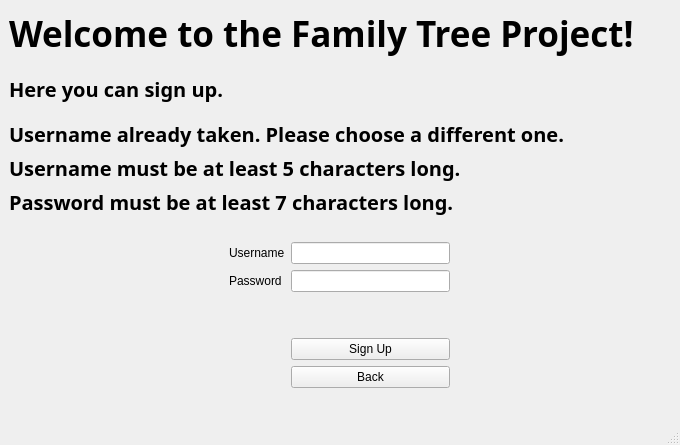
Old version of the form FamilyTree/src/gui/mainwindow.ui in the repository moumitahmad/Stammbaum.
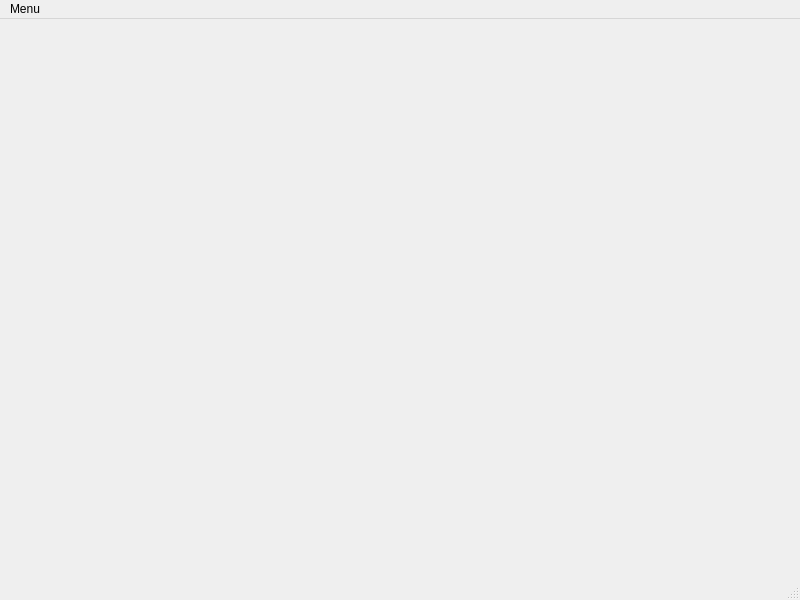
New version of the form.

Commit message: debug problem, rename main-userWindow

What changed in the file:
```diff
--- a/FamilyTree/src/gui/mainwindow.ui
+++ b/FamilyTree/src/gui/mainwindow.ui
@@ -6,8 +6,8 @@
    <rect>
     <x>0</x>
     <y>0</y>
-    <width>680</width>
-    <height>445</height>
+    <width>800</width>
+    <height>600</height>
    </rect>
   </property>
   <property name="windowTitle">
@@ -16,520 +16,36 @@
   <widget class="QWidget" name="centralwidget">
    <layout class="QGridLayout" name="gridLayout_2">
     <item row="0" column="0">
-     <widget class="QStackedWidget" name="stackedWidget">
-      <property name="currentIndex">
-       <number>1</number>
-      </property>
-      <widget class="QWidget" name="loginPage">
-       <widget class="QWidget" name="layoutWidget">
-        <property name="geometry">
-         <rect>
-          <x>0</x>
-          <y>0</y>
-          <width>661</width>
-          <height>390</height>
-         </rect>
+     <layout class="QGridLayout" name="gridLayout">
+      <item row="0" column="0">
+       <widget class="QStackedWidget" name="stackedWidget">
+        <property name="currentIndex">
+         <number>2</number>
         </property>
-        <layout class="QVBoxLayout" name="verticalLayout_5">
-         <item>
-          <layout class="QHBoxLayout" name="horizontalLayout_7">
-           <item>
-            <widget class="QLabel" name="welcomeLabel">
-             <property name="maximumSize">
-              <size>
-               <width>16777215</width>
-               <height>90</height>
-              </size>
-             </property>
-             <property name="font">
-              <font>
-               <family>Sawasdee</family>
-               <pointsize>26</pointsize>
-               <weight>75</weight>
-               <bold>true</bold>
-              </font>
-             </property>
-             <property name="text">
-              <string>Welcome to the Family Tree Project!</string>
-             </property>
-            </widget>
-           </item>
-          </layout>
-         </item>
-         <item>
-          <widget class="QLabel" name="loginLabel">
-           <property name="sizePolicy">
-            <sizepolicy hsizetype="Minimum" vsizetype="Minimum">
-             <horstretch>0</horstretch>
-             <verstretch>0</verstretch>
-            </sizepolicy>
-           </property>
-           <property name="minimumSize">
-            <size>
-             <width>100</width>
-             <height>50</height>
-            </size>
-           </property>
-           <property name="maximumSize">
-            <size>
-             <width>400</width>
-             <height>50</height>
-            </size>
-           </property>
-           <property name="font">
-            <font>
-             <family>Sawasdee</family>
-             <pointsize>15</pointsize>
-             <weight>75</weight>
-             <bold>true</bold>
-            </font>
-           </property>
-           <property name="text">
-            <string>Log in to access your family tree.</string>
-           </property>
-          </widget>
-         </item>
-         <item>
-          <widget class="QLabel" name="errorLabelLogin">
-           <property name="sizePolicy">
-            <sizepolicy hsizetype="Maximum" vsizetype="Preferred">
-             <horstretch>0</horstretch>
-             <verstretch>0</verstretch>
-            </sizepolicy>
-           </property>
-           <property name="font">
-            <font>
-             <family>Sawasdee</family>
-             <pointsize>15</pointsize>
-             <weight>75</weight>
-             <bold>true</bold>
-            </font>
-           </property>
-           <property name="text">
-            <string>No user found with this data. Please try again.</string>
-           </property>
-          </widget>
-         </item>
-         <item>
-          <widget class="QLabel" name="accountCreatedLabel">
-           <property name="sizePolicy">
-            <sizepolicy hsizetype="Maximum" vsizetype="Preferred">
-             <horstretch>0</horstretch>
-             <verstretch>0</verstretch>
-            </sizepolicy>
-           </property>
-           <property name="font">
-            <font>
-             <family>Sawasdee</family>
-             <pointsize>15</pointsize>
-             <weight>75</weight>
-             <bold>true</bold>
-            </font>
-           </property>
-           <property name="text">
-            <string>Account successfully created! Please log in.</string>
-           </property>
-          </widget>
-         </item>
-         <item>
-          <widget class="QLabel" name="placeholder">
-           <property name="sizePolicy">
-            <sizepolicy hsizetype="Maximum" vsizetype="Preferred">
-             <horstretch>0</horstretch>
-             <verstretch>0</verstretch>
-            </sizepolicy>
-           </property>
-           <property name="font">
-            <font>
-             <family>Sawasdee</family>
-             <pointsize>15</pointsize>
-             <weight>75</weight>
-             <bold>true</bold>
-            </font>
-           </property>
-           <property name="text">
-            <string>Placeholder for symmetry</string>
-           </property>
-          </widget>
-         </item>
-         <item>
-          <spacer name="verticalSpacer_2">
-           <property name="orientation">
-            <enum>Qt::Vertical</enum>
-           </property>
-           <property name="sizeType">
-            <enum>QSizePolicy::Fixed</enum>
-           </property>
-           <property name="sizeHint" stdset="0">
-            <size>
-             <width>20</width>
-             <height>20</height>
-            </size>
-           </property>
-          </spacer>
-         </item>
-         <item>
-          <layout class="QHBoxLayout" name="horizontalLayout_5">
-           <item>
-            <spacer name="horizontalSpacer_4">
-             <property name="orientation">
-              <enum>Qt::Horizontal</enum>
-             </property>
-             <property name="sizeHint" stdset="0">
-              <size>
-               <width>40</width>
-               <height>20</height>
-              </size>
-             </property>
-            </spacer>
-           </item>
-           <item>
-            <layout class="QGridLayout" name="gridLayout">
-             <item row="4" column="1">
-              <widget class="QPushButton" name="newUserButton">
-               <property name="text">
-                <string>Sign Up</string>
-               </property>
-              </widget>
-             </item>
-             <item row="2" column="1">
-              <spacer name="verticalSpacer_4">
-               <property name="orientation">
-                <enum>Qt::Vertical</enum>
-               </property>
-               <property name="sizeType">
-                <enum>QSizePolicy::Fixed</enum>
-               </property>
-               <property name="sizeHint" stdset="0">
-                <size>
-                 <width>20</width>
-                 <height>40</height>
-                </size>
-               </property>
-              </spacer>
-             </item>
-             <item row="0" column="0">
-              <widget class="QLabel" name="username">
-               <property name="sizePolicy">
-                <sizepolicy hsizetype="Fixed" vsizetype="Preferred">
-                 <horstretch>0</horstretch>
-                 <verstretch>0</verstretch>
-                </sizepolicy>
-               </property>
-               <property name="text">
-                <string>Username</string>
-               </property>
-              </widget>
-             </item>
-             <item row="1" column="0">
-              <widget class="QLabel" name="password">
-               <property name="text">
-                <string>Password</string>
-               </property>
-              </widget>
-             </item>
-             <item row="3" column="1">
-              <widget class="QPushButton" name="loginButton">
-               <property name="text">
-                <string>Login</string>
-               </property>
-              </widget>
-             </item>
-             <item row="0" column="1">
-              <widget class="QLineEdit" name="in_username"/>
-             </item>
-             <item row="1" column="1">
-              <widget class="QLineEdit" name="in_password"/>
-             </item>
-            </layout>
-           </item>
-           <item>
-            <spacer name="horizontalSpacer">
-             <property name="orientation">
-              <enum>Qt::Horizontal</enum>
-             </property>
-             <property name="sizeHint" stdset="0">
-              <size>
-               <width>40</width>
-               <height>20</height>
-              </size>
-             </property>
-            </spacer>
-           </item>
-          </layout>
-         </item>
-         <item>
-          <spacer name="verticalSpacer">
-           <property name="orientation">
-            <enum>Qt::Vertical</enum>
-           </property>
-           <property name="sizeHint" stdset="0">
-            <size>
-             <width>20</width>
-             <height>40</height>
-            </size>
-           </property>
-          </spacer>
-         </item>
-        </layout>
+        <widget class="QWidget" name="HomePage">
+         <layout class="QFormLayout" name="formLayout_2">
+          <item row="0" column="0">
+           <layout class="QFormLayout" name="formLayout"/>
+          </item>
+         </layout>
+        </widget>
+        <widget class="QWidget" name="ViewFamily">
+         <layout class="QFormLayout" name="formLayout_4">
+          <item row="0" column="0">
+           <layout class="QFormLayout" name="formLayout_3"/>
+          </item>
+         </layout>
+        </widget>
+        <widget class="QWidget" name="EditFamily">
+         <layout class="QFormLayout" name="formLayout_6">
+          <item row="0" column="0">
+           <layout class="QFormLayout" name="formLayout_5"/>
+          </item>
+         </layout>
+        </widget>
        </widget>
-      </widget>
-      <widget class="QWidget" name="createNewUserPage">
-       <widget class="QWidget" name="layoutWidget">
-        <property name="geometry">
-         <rect>
-          <x>0</x>
-          <y>0</y>
-          <width>661</width>
-          <height>390</height>
-         </rect>
-        </property>
-        <layout class="QVBoxLayout" name="verticalLayout_7">
-         <item>
-          <layout class="QHBoxLayout" name="horizontalLayout_9">
-           <item>
-            <widget class="QLabel" name="welcomeLabel_1">
-             <property name="maximumSize">
-              <size>
-               <width>16777215</width>
-               <height>90</height>
-              </size>
-             </property>
-             <property name="font">
-              <font>
-               <family>Sawasdee</family>
-               <pointsize>26</pointsize>
-               <weight>75</weight>
-               <bold>true</bold>
-              </font>
-             </property>
-             <property name="text">
-              <string>Welcome to the Family Tree Project!</string>
-             </property>
-            </widget>
-           </item>
-          </layout>
-         </item>
-         <item>
-          <widget class="QLabel" name="signUpLabel">
-           <property name="sizePolicy">
-            <sizepolicy hsizetype="Minimum" vsizetype="Minimum">
-             <horstretch>0</horstretch>
-             <verstretch>0</verstretch>
-            </sizepolicy>
-           </property>
-           <property name="minimumSize">
-            <size>
-             <width>100</width>
-             <height>50</height>
-            </size>
-           </property>
-           <property name="maximumSize">
-            <size>
-             <width>400</width>
-             <height>50</height>
-            </size>
-           </property>
-           <property name="font">
-            <font>
-             <family>Sawasdee</family>
-             <pointsize>15</pointsize>
-             <weight>75</weight>
-             <bold>true</bold>
-            </font>
-           </property>
-           <property name="text">
-            <string>Here you can sign up.</string>
-           </property>
-          </widget>
-         </item>
-         <item>
-          <widget class="QLabel" name="errorLabelNameTaken">
-           <property name="sizePolicy">
-            <sizepolicy hsizetype="Maximum" vsizetype="Preferred">
-             <horstretch>0</horstretch>
-             <verstretch>0</verstretch>
-            </sizepolicy>
-           </property>
-           <property name="font">
-            <font>
-             <family>Sawasdee</family>
-             <pointsize>15</pointsize>
-             <weight>75</weight>
-             <bold>true</bold>
-            </font>
-           </property>
-           <property name="text">
-            <string>Username already taken. Please choose a different one.</string>
-           </property>
-          </widget>
-         </item>
-         <item>
-          <widget class="QLabel" name="errorLabelNameNotValid">
-           <property name="sizePolicy">
-            <sizepolicy hsizetype="Maximum" vsizetype="Preferred">
-             <horstretch>0</horstretch>
-             <verstretch>0</verstretch>
-            </sizepolicy>
-           </property>
-           <property name="font">
-            <font>
-             <family>Sawasdee</family>
-             <pointsize>15</pointsize>
-             <weight>75</weight>
-             <bold>true</bold>
-            </font>
-           </property>
-           <property name="text">
-            <string>Username must be at least 5 characters long.</string>
-           </property>
-          </widget>
-         </item>
-         <item>
-          <widget class="QLabel" name="errorLabelPasswordNotValid">
-           <property name="sizePolicy">
-            <sizepolicy hsizetype="Maximum" vsizetype="Preferred">
-             <horstretch>0</horstretch>
-             <verstretch>0</verstretch>
-            </sizepolicy>
-           </property>
-           <property name="font">
-            <font>
-             <family>Sawasdee</family>
-             <pointsize>15</pointsize>
-             <weight>75</weight>
-             <bold>true</bold>
-            </font>
-           </property>
-           <property name="text">
-            <string>Password must be at least 7 characters long.</string>
-           </property>
-          </widget>
-         </item>
-         <item>
-          <spacer name="verticalSpacer_7">
-           <property name="orientation">
-            <enum>Qt::Vertical</enum>
-           </property>
-           <property name="sizeType">
-            <enum>QSizePolicy::Fixed</enum>
-           </property>
-           <property name="sizeHint" stdset="0">
-            <size>
-             <width>20</width>
-             <height>20</height>
-            </size>
-           </property>
-          </spacer>
-         </item>
-         <item>
-          <layout class="QHBoxLayout" name="horizontalLayout_10">
-           <item>
-            <spacer name="horizontalSpacer_6">
-             <property name="orientation">
-              <enum>Qt::Horizontal</enum>
-             </property>
-             <property name="sizeHint" stdset="0">
-              <size>
-               <width>40</width>
-               <height>20</height>
-              </size>
-             </property>
-            </spacer>
-           </item>
-           <item>
-            <layout class="QGridLayout" name="gridLayout_4">
-             <item row="1" column="0">
-              <widget class="QLabel" name="password_3">
-               <property name="text">
-                <string>Password</string>
-               </property>
-              </widget>
-             </item>
-             <item row="2" column="1">
-              <spacer name="verticalSpacer_8">
-               <property name="orientation">
-                <enum>Qt::Vertical</enum>
-               </property>
-               <property name="sizeType">
-                <enum>QSizePolicy::Fixed</enum>
-               </property>
-               <property name="sizeHint" stdset="0">
-                <size>
-                 <width>20</width>
-                 <height>40</height>
-                </size>
-               </property>
-              </spacer>
-             </item>
-             <item row="3" column="1">
-              <widget class="QPushButton" name="newUserButton_2">
-               <property name="text">
-                <string>Sign Up</string>
-               </property>
-              </widget>
-             </item>
-             <item row="0" column="0">
-              <widget class="QLabel" name="username_3">
-               <property name="sizePolicy">
-                <sizepolicy hsizetype="Fixed" vsizetype="Preferred">
-                 <horstretch>0</horstretch>
-                 <verstretch>0</verstretch>
-                </sizepolicy>
-               </property>
-               <property name="text">
-                <string>Username</string>
-               </property>
-              </widget>
-             </item>
-             <item row="4" column="1">
-              <widget class="QPushButton" name="backButton">
-               <property name="text">
-                <string>Back</string>
-               </property>
-              </widget>
-             </item>
-             <item row="0" column="1">
-              <widget class="QLineEdit" name="in_new_username"/>
-             </item>
-             <item row="1" column="1">
-              <widget class="QLineEdit" name="in_new_password"/>
-             </item>
-            </layout>
-           </item>
-           <item>
-            <spacer name="horizontalSpacer_3">
-             <property name="orientation">
-              <enum>Qt::Horizontal</enum>
-             </property>
-             <property name="sizeHint" stdset="0">
-              <size>
-               <width>40</width>
-               <height>20</height>
-              </size>
-             </property>
-            </spacer>
-           </item>
-          </layout>
-         </item>
-         <item>
-          <spacer name="verticalSpacer_9">
-           <property name="orientation">
-            <enum>Qt::Vertical</enum>
-           </property>
-           <property name="sizeHint" stdset="0">
-            <size>
-             <width>20</width>
-             <height>40</height>
-            </size>
-           </property>
-          </spacer>
-         </item>
-        </layout>
-       </widget>
-      </widget>
-      <widget class="QWidget" name="page_3"/>
-     </widget>
+      </item>
+     </layout>
     </item>
    </layout>
   </widget>
@@ -538,10 +54,18 @@
     <rect>
      <x>0</x>
      <y>0</y>
-     <width>680</width>
+     <width>800</width>
      <height>22</height>
     </rect>
    </property>
+   <widget class="QMenu" name="menuMenu">
+    <property name="title">
+     <string>Menu</string>
+    </property>
+    <addaction name="actionHome"/>
+    <addaction name="actionLogout"/>
+   </widget>
+   <addaction name="menuMenu"/>
   </widget>
   <widget class="QStatusBar" name="statusbar"/>
   <action name="actionQuit">
```
Left out of the diff: 9 changed lines with no effect on the pictures. The commit also changes 19 other files.
